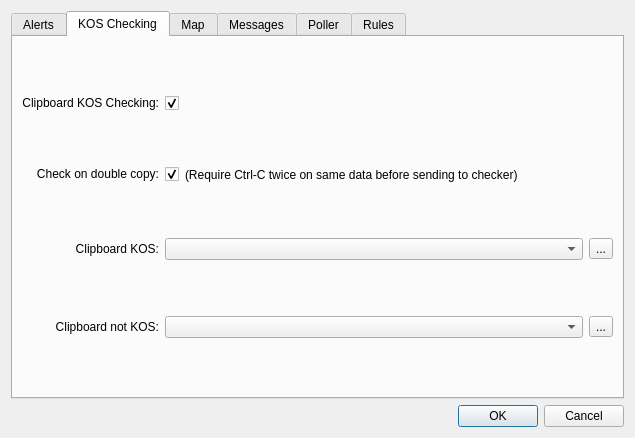
First picture: the form in src/options.ui, repository 3vi1/IMP, before the edit.
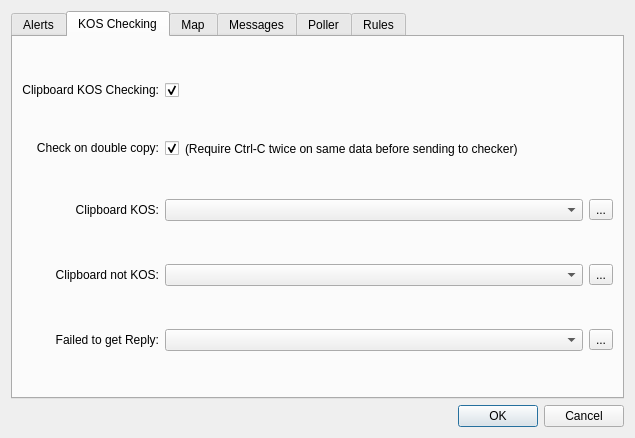
Second picture: the form after the edit. The open tabs and pages were chosen to show the change. Icons and pictures are not drawn.

Commit message:
- Catches network/server failures on KOS lookups and plays a new "incomplete"   lookup sound.  The new sound is configurable on KOS tab in options, and   defaults to the sound of a bottle-cap being dropped.
- Red-by-last checking now properly distinguishes between new, unlisted,
  pilots who are in red corps and people that are red by their previous
  player corp membership.

- Minor variable refactoring.

Diff of the .ui file:
```diff
--- a/src/options.ui
+++ b/src/options.ui
@@ -450,6 +450,43 @@
          </property>
         </widget>
        </item>
+       <item row="4" column="0">
+        <widget class="QLabel" name="label_34">
+         <property name="sizePolicy">
+          <sizepolicy hsizetype="Expanding" vsizetype="Fixed">
+           <horstretch>0</horstretch>
+           <verstretch>0</verstretch>
+          </sizepolicy>
+         </property>
+         <property name="text">
+          <string>Failed to get Reply:</string>
+         </property>
+         <property name="alignment">
+          <set>Qt::AlignRight|Qt::AlignTrailing|Qt::AlignVCenter</set>
+         </property>
+        </widget>
+       </item>
+       <item row="4" column="1" colspan="2">
+        <widget class="QComboBox" name="comboIncomplete">
+         <property name="sizePolicy">
+          <sizepolicy hsizetype="Preferred" vsizetype="Fixed">
+           <horstretch>1</horstretch>
+           <verstretch>0</verstretch>
+          </sizepolicy>
+         </property>
+        </widget>
+       </item>
+       <item row="4" column="3">
+        <widget class="QToolButton" name="incompleteTestButton">
+         <property name="text">
+          <string>...</string>
+         </property>
+         <property name="icon">
+          <iconset resource="resources.qrc">
+           <normaloff>:/graphics/volume-icon.png</normaloff>:/graphics/volume-icon.png</iconset>
+         </property>
+        </widget>
+       </item>
       </layout>
      </widget>
      <widget class="QWidget" name="map_tab">
```
Left out of the diff: 4 changed lines with no effect on the pictures. The commit also changes 7 other files.
